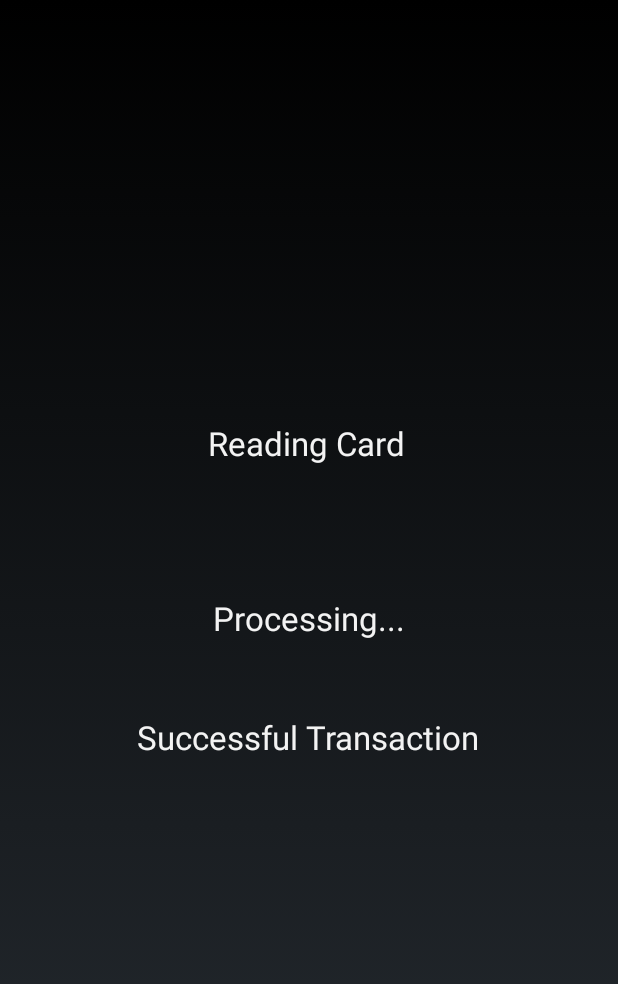
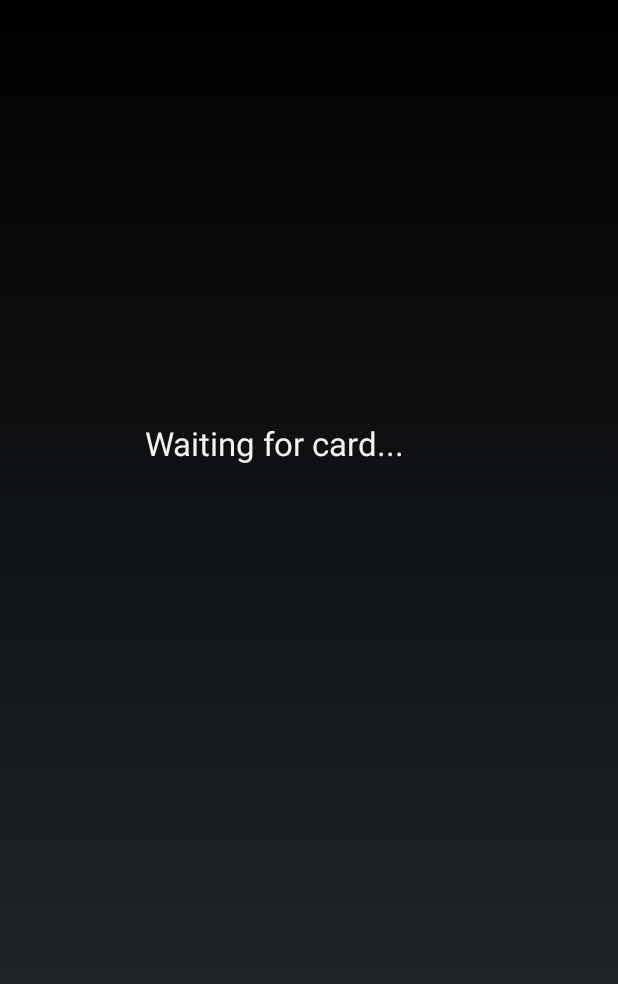
Before and after one commit to AB95/Hackapella-PoS, an Android app: the screen it shows after launch (MainActivity), on a phone screen of 412 x 824 dp. Shown: the top 984 px of the screen. Run offline under Robolectric (Android 15) with nearby library versions, the phone set to English and light mode, and no system bars.

Commit message:
Made text dynamic

```diff
--- a/app/src/main/res/layout/activity_main.xml
+++ b/app/src/main/res/layout/activity_main.xml
@@ -1,5 +1,5 @@
 <?xml version="1.0" encoding="utf-8"?>
-<LinearLayout
+<RelativeLayout
     xmlns:android="http://schemas.android.com/apk/res/android"
     xmlns:tools="http://schemas.android.com/tools"
     android:layout_width="match_parent"
@@ -9,46 +9,36 @@
     android:weightSum="1"
     android:baselineAligned="false">
 
-    <RelativeLayout
-        android:layout_width="match_parent"
-        android:layout_height="match_parent"
-        android:layout_gravity="bottom">
-
 
     <TextView
         android:layout_width="wrap_content"
         android:layout_height="wrap_content"
         android:textAppearance="?android:attr/textAppearanceLarge"
-            android:text="Reading Card"
-            android:id="@+id/textView"
+        android:text="Waiting for card..."
+        android:id="@+id/reading"
         android:layout_marginBottom="87dp"
-            android:layout_above="@+id/textView2"
-            android:layout_alignEnd="@+id/textView2" />
+        android:layout_above="@+id/processing"
+        android:layout_alignEnd="@+id/processing"/>
 
     <TextView
         android:layout_width="wrap_content"
         android:layout_height="wrap_content"
         android:textAppearance="?android:attr/textAppearanceLarge"
         android:text="Processing..."
-            android:id="@+id/textView2"
+        android:id="@+id/processing"
         android:layout_centerVertical="true"
-            android:layout_centerHorizontal="true" />
+        android:layout_centerHorizontal="true"
+        android:visibility="invisible"/>
 
     <TextView
         android:layout_width="wrap_content"
         android:layout_height="wrap_content"
         android:textAppearance="?android:attr/textAppearanceLarge"
         android:text="Successful Transaction"
-            android:id="@+id/textView3"
-            android:layout_below="@+id/textView2"
+        android:id="@+id/done"
+        android:layout_below="@+id/processing"
         android:layout_centerHorizontal="true"
-            android:layout_marginTop="50dp" />
+        android:layout_marginTop="50dp"
+        android:visibility="invisible"/>
 
 </RelativeLayout>
-
-    <ZoomControls
-        android:layout_width="wrap_content"
-        android:layout_height="wrap_content"
-        android:id="@+id/zoomControls"
-        android:layout_weight="1" />
-</LinearLayout>
```
Also changed, not shown: app/src/main/java/com/ab95/hackapella_pos/MainActivity.java (+14 -0 lines), app/src/main/java/com/ab95/hackapella_pos/NetworkClient.java (+24 -0 lines). Lines whose indentation alone changed are shown as unchanged.
